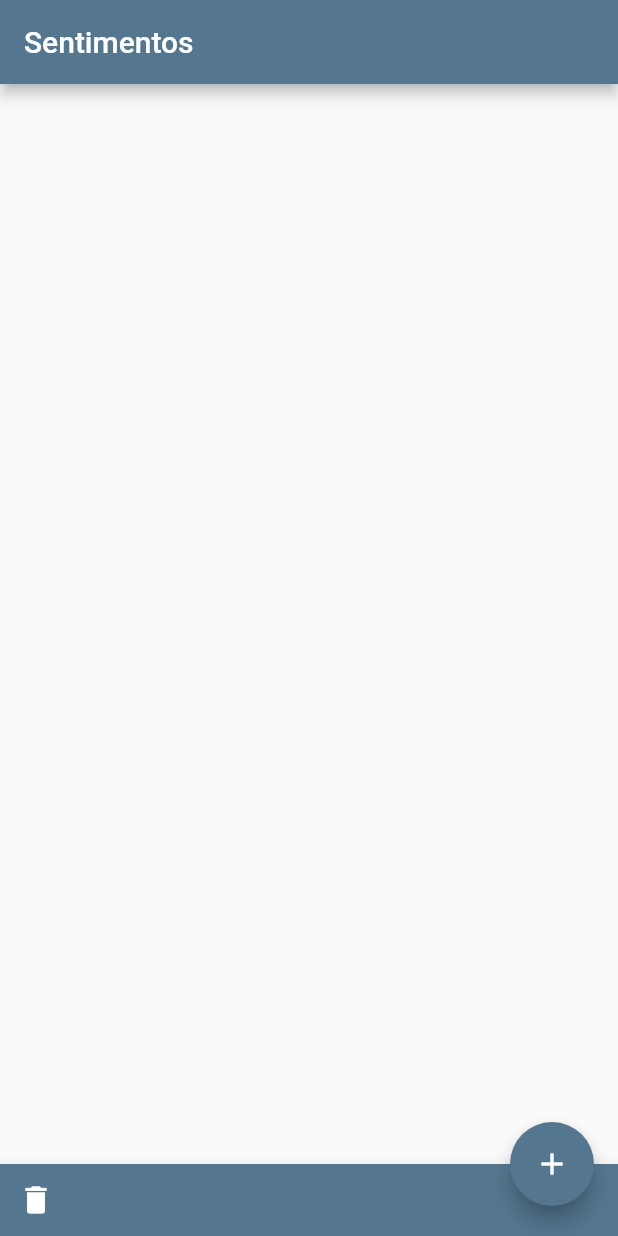
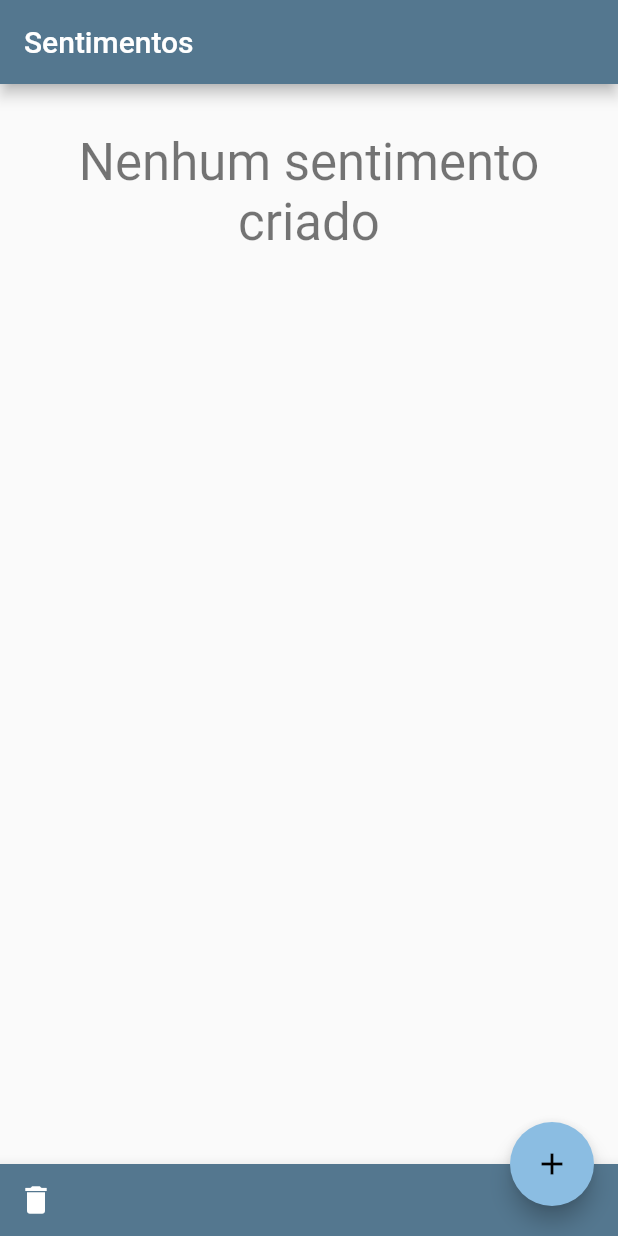
Before and after one commit to fononemacher/sentimentos, a Flutter app: the screen it shows after launch, on a phone screen of 412 x 824 dp. Run offline on Flutter 3.47's test engine with Material 2 defaults, Android fonts, the phone set to English and light mode, and no system bars.

Commit message:
Upadte 1

```diff
--- a/lib/main.dart
+++ b/lib/main.dart
@@ -12,7 +12,7 @@ class MyApp extends StatelessWidget {
       title: 'Flutter Demo',
       theme: ThemeData(
         primaryColor: Color(0xff54778F),
-            accentColor: Color(0xff54778F),
+            accentColor: Color(0xff8BBDE2),
       ),
       home: SentimentosView(),
     );
--- a/lib/views/sentimentosview.dart
+++ b/lib/views/sentimentosview.dart
@@ -1,13 +1,60 @@
 import 'package:flutter/material.dart';
+import 'package:sentimentos/model/sentimento.dart';
+import 'package:sentimentos/model/tipo_sentimento.dart';
+import 'package:sentimentos/widgets/sentimento_tile.dart';
 
-class SentimentosView extends StatelessWidget{
+class SentimentosView extends StatefulWidget {
   @override
-  Widget build(BuildContext context){
+  _SentimentosViewState createState() => _SentimentosViewState();
+}
+
+class _SentimentosViewState extends State<SentimentosView> {
+  final List<Sentimento> _sentimentos = [
+//    Sentimento(
+//        tipoSentimento: TipoSentimento.FELIZ,
+//        pensamentos: "Estou feliz porque..."),
+//    Sentimento(
+//        tipoSentimento: TipoSentimento.INDIFERENTE,
+//        pensamentos: "Estou indiferente porque..."),
+//    Sentimento(
+//        tipoSentimento: TipoSentimento.NORMAL,
+//        pensamentos: "Estou normal porque..."),
+//    Sentimento(
+//        tipoSentimento: TipoSentimento.TRISTE,
+//        pensamentos: "Estou triste porque..."),
+//    Sentimento(
+//        tipoSentimento: TipoSentimento.RAIVA,
+//        pensamentos: "Estou com raiva!!!"),
+  ];
+
+  @override
+  Widget build(BuildContext context) {
     return Scaffold(
       appBar: AppBar(
         title: Text("Sentimentos"),
       ),
-      body: Container(),
+      body: Container(
+        child: _sentimentos.isEmpty
+            ? Padding(
+                padding: EdgeInsets.symmetric(vertical: 32, horizontal: 16),
+                child: Text(
+                  "Nenhum sentimento criado",
+                  style: Theme.of(context).textTheme.display1,
+                  textAlign: TextAlign.center,
+                ),
+              )
+            : ListView.separated(
+                padding: EdgeInsets.symmetric(vertical: 32, horizontal: 16),
+                itemCount: _sentimentos.length,
+                itemBuilder: (context, int index) {
+                  Sentimento sentimento = _sentimentos[index];
+                  return SentimentoTile(sentimento: sentimento);
+                },
+                separatorBuilder: (context, int index) {
+                  return Divider(color: Colors.black);
+                },
+              ),
+      ),
       floatingActionButton: FloatingActionButton(
         onPressed: _addSentimento,
         child: Icon(Icons.add),
@@ -30,9 +77,7 @@ class SentimentosView extends StatelessWidget{
     );
   }
 }
-_addSentimento(){
 
-}
-_removeSentimento(){
+_addSentimento() {}
 
-}
+_removeSentimento() {}
--- /dev/null
+++ b/lib/widgets/sentimento_tile.dart
@@ -0,0 +1,21 @@
+import 'package:flutter/material.dart';
+import 'package:sentimentos/model/sentimento.dart';
+
+class SentimentoTile extends StatelessWidget{
+  final Sentimento sentimento;
+
+  SentimentoTile({this.sentimento});
+
+  @override
+  Widget build(BuildContext context){
+    return ListTile(
+      title: Text(sentimento.nomeSentimento),
+      subtitle: Text(sentimento.pensamentos),
+      leading: Text(sentimento.emoji,
+      style: TextStyle(fontSize: 35),
+      ),
+      isThreeLine: true,
+    );
+  }
+
+}
```
Also changed, not shown: lib/model/sentimento.dart (+32 -0 lines).
